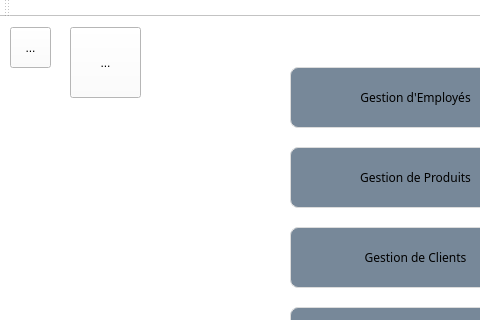
Old version of the form mainwindow.ui in the repository soumaya-nheri/Smart-Restaurant-2A25; both pictures show x 0 to 480 and y 0 to 320 of the 831 by 625 pixel window.
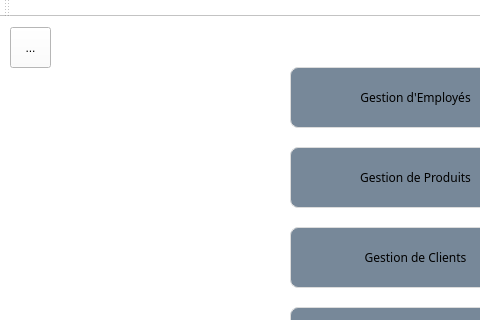
New version of the form. Icons and pictures are not drawn.

Patch:
```diff
--- a/mainwindow.ui
+++ b/mainwindow.ui
@@ -252,17 +252,24 @@
    <widget class="QToolButton" name="toolButton_2">
     <property name="geometry">
      <rect>
-      <x>70</x>
+      <x>80</x>
       <y>10</y>
-      <width>71</width>
-      <height>71</height>
+      <width>41</width>
+      <height>41</height>
      </rect>
     </property>
     <property name="styleSheet">
-     <string notr="true">background-image: url(:/Files/icons8-video-64.png);</string>
+     <string notr="true">QToolButton{
+	background-image: url(:/Files/video1.png);
+
+width: 25px; 
+	height:30px;
+
+border:none;
+	}</string>
     </property>
     <property name="text">
-     <string>...</string>
+     <string/>
     </property>
    </widget>
   </widget>
```
Left out of the diff: 15 changed lines with no effect on the pictures.
